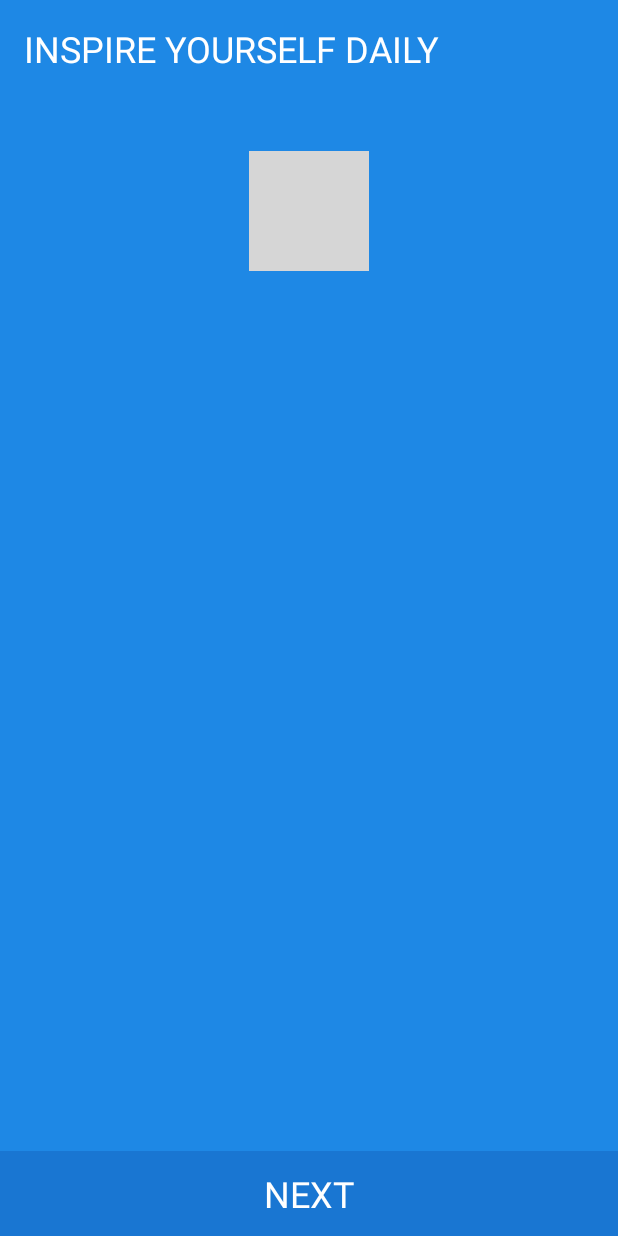
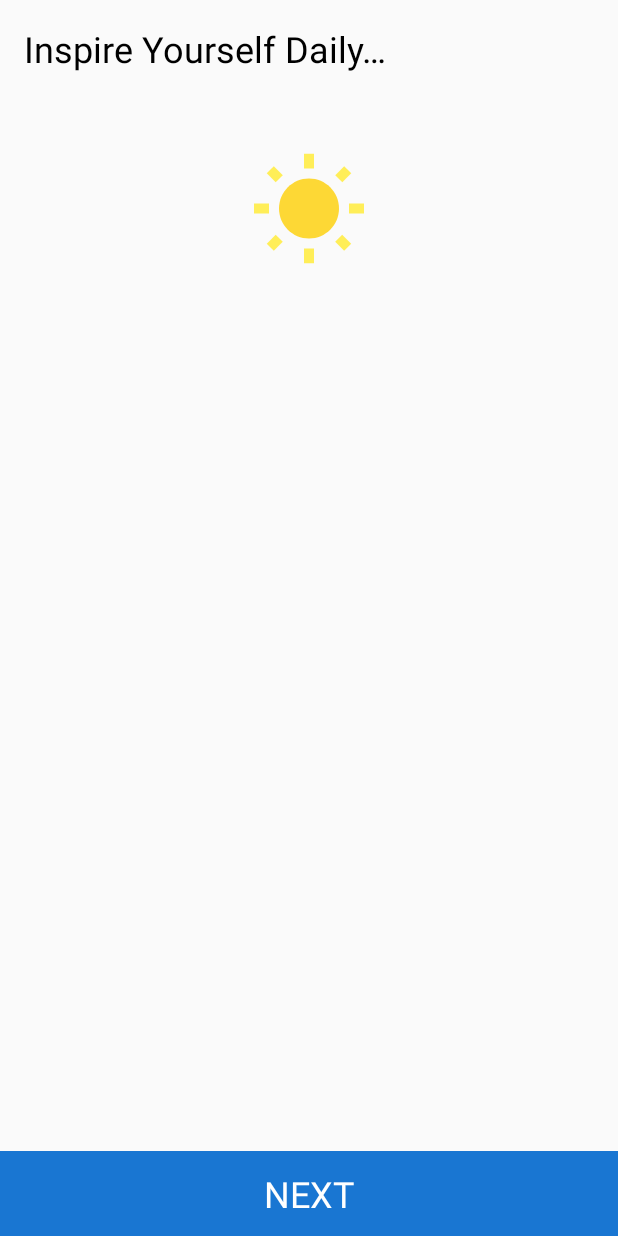
Before and after one commit to harrytrandesign/android_capstone_application_grateful, an Android app: the screen it shows after launch once a user with an empty profile is signed in (QuoteActivity), on a phone screen of 412 x 824 dp. Run offline under Robolectric (Android 15) with nearby library versions, the phone set to English and light mode, and no system bars; our stand-ins replace Firebase (no records; nobody signed in at launch, a user with empty details on screens opened directly); 3 statements that could not run were skipped; grey boxes are pictures that could not be loaded.

```diff
--- a/app/src/main/java/com/htdwps/grateful/QuoteActivity.java
+++ b/app/src/main/java/com/htdwps/grateful/QuoteActivity.java
@@ -35,7 +35,7 @@ public class QuoteActivity extends AppCompatActivity implements View.OnClickList
     public void runLayout() {
 
         // Load font assets
-        Typeface headerFont = Typeface.createFromAsset(getAssets(), "fonts/sacramento.ttf");
+        Typeface headerFont = Typeface.createFromAsset(getAssets(), "fonts/kaushan.ttf");
         Typeface scriptFont = Typeface.createFromAsset(getAssets(), "fonts/Courgette-Regular.ttf");
         Typeface buttonFont = Typeface.createFromAsset(getAssets(), "fonts/Bevan-Regular.ttf");
 
@@ -49,7 +49,6 @@ public class QuoteActivity extends AppCompatActivity implements View.OnClickList
         buttonText.setTypeface(buttonFont);
     }
 
-    // TODO: Move this over to the submit new post page
     public void runQuoteRequest() {
         // Point to this web api
         String quoteUrl = API_URL + "method=" + api_method + "&format=" + api_format + "&lang=" + api_lang;
--- a/app/src/main/java/com/htdwps/grateful/Viewholder/EntryViewHolder.java
+++ b/app/src/main/java/com/htdwps/grateful/Viewholder/EntryViewHolder.java
@@ -81,6 +81,10 @@ public class EntryViewHolder extends RecyclerView.ViewHolder{
         }
     }
 
+    public void hideUserDisplayName() {
+        this.entryUserDisplayName.setVisibility(View.GONE);
+    }
+
     private void setEntryTimestamp(String text) {
         this.entryTimestamp.setText(text);
     }
--- /dev/null
+++ b/app/src/main/res/drawable/sunny_icon.xml
@@ -0,0 +1,12 @@
+<vector android:height="100dp" android:viewportHeight="24.0"
+    android:viewportWidth="24.0" android:width="100dp" xmlns:android="http://schemas.android.com/apk/res/android">
+    <path android:fillColor="#FFEE58" android:pathData="M6.76,4.84l-1.8,-1.79l-1.41,1.41l1.79,1.79z"/>
+    <path android:fillColor="#FFEE58" android:pathData="M1,10.5h3v2h-3z"/>
+    <path android:fillColor="#FFEE58" android:pathData="M11,0.55h2v2.95h-2z"/>
+    <path android:fillColor="#FFEE58" android:pathData="M19.04,3.05l1.41,1.41l-1.79,1.79l-1.41,-1.41z"/>
+    <path android:fillColor="#FFEE58" android:pathData="M17.24,18.16l1.789,1.8l1.41,-1.41l-1.798,-1.79z"/>
+    <path android:fillColor="#FFEE58" android:pathData="M20,10.5h3v2h-3z"/>
+    <path android:fillColor="#FDD835" android:pathData="M12,5.5c-3.31,0 -6,2.69 -6,6c0,3.311 2.69,6 6,6c3.311,0 6,-2.689 6,-6C18,8.19 15.311,5.5 12,5.5z"/>
+    <path android:fillColor="#FFEE58" android:pathData="M11,19.5h2v2.95h-2z"/>
+    <path android:fillColor="#FFEE58" android:pathData="M3.55,18.54l1.41,1.41l1.79,-1.8l-1.41,-1.41z"/>
+</vector>
--- a/app/src/main/res/layout/activity_list.xml
+++ b/app/src/main/res/layout/activity_list.xml
@@ -6,7 +6,6 @@
     xmlns:tools="http://schemas.android.com/tools"
     android:layout_width="match_parent"
     android:layout_height="match_parent"
-    android:background="@color/colorPrimary"
     android:fitsSystemWindows="true"
     tools:context="com.htdwps.grateful.ListActivity"
     tools:openDrawer="start">
--- a/app/src/main/res/layout/activity_quote.xml
+++ b/app/src/main/res/layout/activity_quote.xml
@@ -5,7 +5,6 @@
     xmlns:tools="http://schemas.android.com/tools"
     android:layout_width="match_parent"
     android:layout_height="match_parent"
-    android:background="@color/colorPrimary"
     tools:context="com.htdwps.grateful.QuoteActivity">
 
     <LinearLayout
@@ -22,8 +21,7 @@
             android:paddingEnd="@dimen/padding_standard"
             android:paddingStart="@dimen/padding_standard"
             android:text="@string/tv_quote_inspire_daily"
-            android:textAllCaps="true"
-            android:textColor="@color/color_text_white"
+            android:textColor="@color/color_text_primary"
             android:textSize="@dimen/font_standard"
             android:textStyle="bold"/>
 
@@ -34,7 +32,7 @@
             android:layout_marginBottom="@dimen/padding_xlarge"
             android:layout_marginTop="@dimen/padding_xlarge"
             android:scaleType="centerCrop"
-            android:src="@drawable/sun"/>
+            android:src="@drawable/sunny_icon"/>
 
         <TextView
             android:id="@+id/tv_inspiration_quote"
@@ -46,7 +44,7 @@
             android:layout_weight="1"
             android:gravity="center|center_vertical"
             android:padding="@dimen/padding_large"
-            android:textColor="@color/color_text_white"
+            android:textColor="@color/color_text_primary"
             android:textSize="@dimen/font_standard"/>
 
         <TextView
--- a/app/src/main/res/values/colors.xml
+++ b/app/src/main/res/values/colors.xml
@@ -4,6 +4,7 @@
     <color name="colorPrimaryDark">#1976d2</color>
     <color name="colorPrimaryLight">#90caf9</color>
     <color name="colorAccent">#f5f5f5</color>
+    <color name="colorPrimaryLightest">#bbdefb</color>
     <color name="colorPeaceful">#64b5f6</color>
 
     <color name="color_logon_button">#90CAF9</color>
--- a/app/src/main/res/values/strings.xml
+++ b/app/src/main/res/values/strings.xml
@@ -38,7 +38,7 @@
     <string name="radio_label_journal">Journal</string>
     <string name="switch_label_public">Entry Will Be Public</string>
     <string name="switch_label_private">Entry Will Be Private</string>
-    <string name="submit.grateful.title">Something you\'re grateful about</string>
+    <string name="submit.grateful.title">Remember to stay grateful</string>
     <string name="submit.privacy.text">Keep this private? (Only for posts)</string>
     <string name="submit.hint.post">What are you grateful for? (300 char limit)</string>
     <string name="submit.hint.journal">Describe what you\'re grateful for in detail (2000 char limit)</string>
@@ -56,6 +56,7 @@
     <string name="hello_blank_fragment">Hello blank fragment</string>
     <string name="item_tv_comment_count">Comment</string>
     <string name="next_button_text">Next</string>
-    <string name="tv_quote_inspire_daily">Inspire Yourself Daily</string>
+    <string name="tv_quote_inspire_daily">Inspire Yourself Daily…</string>
+    <string name="tv_user_wrote">You Wrote</string>
 
 </resources>
--- a/app/src/main/res/values/styles.xml
+++ b/app/src/main/res/values/styles.xml
@@ -28,7 +28,7 @@
 
     <!-- Layout Object Styles -->
     <style name="text_font_color">
-        <item name="android:textColor">@color/color_text_white</item>
+        <item name="android:textColor">@color/color_text_primary</item>
     </style>
 
     <style name="text_font_black">
@@ -77,7 +77,7 @@
     <style name="horizontal_divider_line">
         <item name="android:layout_width">match_parent</item>
         <item name="android:layout_height">@dimen/line_height</item>
-        <item name="android:background">@color/color_text_white</item>
+        <item name="android:background">@color/color_text_primary</item>
         <item name="android:layout_marginTop">@dimen/padding_tiny</item>
         <item name="android:layout_marginBottom">@dimen/padding_tiny</item>
     </style>
```
Also changed, not shown: app/src/main/java/com/htdwps/grateful/Fragment/UserPostFragment.java (+7 -0 lines), app/src/main/res/layout/fragment_post.xml (+14 -3 lines), app/src/main/res/layout/fragment_user_post.xml (+10 -0 lines), app/src/main/res/layout/item_grateful_post.xml (+16 -4 lines).
